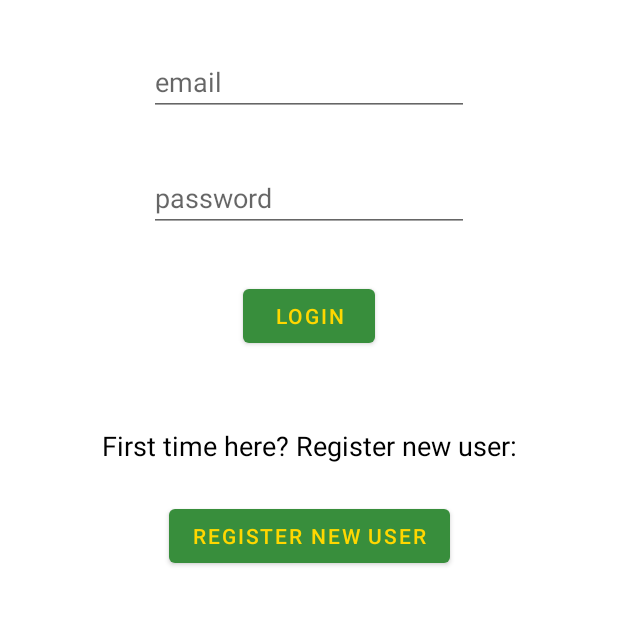
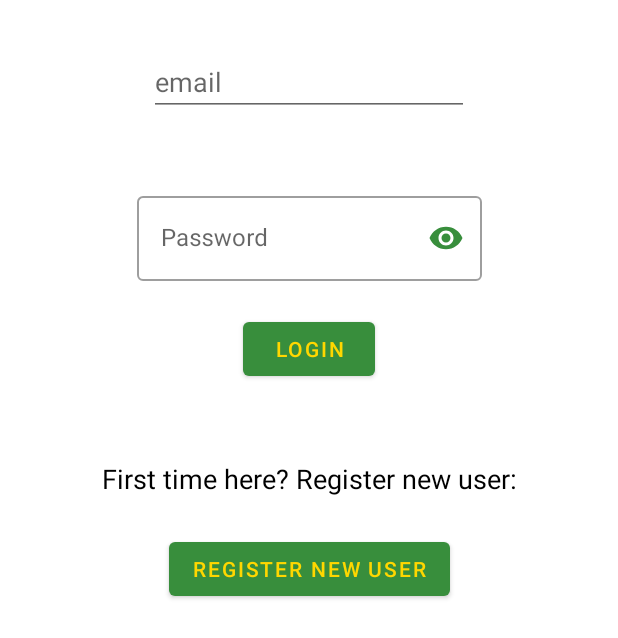
Before and after one commit to Zywczas/Let-s_Share, an Android app: the screen it shows after launch (MainActivity), on a phone screen of 412 x 824 dp. Shown: the top 638 px of the screen. Run offline under Robolectric (Android 15) with nearby library versions, the phone set to English and light mode, and no system bars; our stand-ins replace Dagger/Hilt's generated code, Firebase (no records; nobody signed in at launch, a user with empty details on screens opened directly), data binding; 1 statement that could not run was skipped.

Commit message:
new password edittext layout

```diff
--- a/app/build.gradle
+++ b/app/build.gradle
@@ -63,6 +63,8 @@ dependencies {
     androidTestImplementation 'androidx.test.ext:junit:1.1.2'
     androidTestImplementation 'androidx.test.espresso:espresso-core:3.3.0'
 
+    //recyclerview 1.2.0 - dla stabilnego concat adapter todo
+
     //firebase
     implementation platform('com.google.firebase:firebase-bom:26.5.0')
     implementation 'com.google.firebase:firebase-analytics-ktx'
--- a/app/src/main/res/layout/fragment_login.xml
+++ b/app/src/main/res/layout/fragment_login.xml
@@ -37,29 +37,16 @@
             app:layout_constraintStart_toStartOf="parent"
             app:layout_constraintTop_toTopOf="parent" />
 
-        <EditText
-            android:id="@+id/password"
-            android:layout_width="wrap_content"
-            android:layout_height="wrap_content"
-            android:layout_marginTop="32dp"
-            android:ems="10"
-            android:hint="password"
-            android:inputType="textPassword"
-            app:layout_constraintEnd_toEndOf="parent"
-            app:layout_constraintHorizontal_bias="0.5"
-            app:layout_constraintStart_toStartOf="parent"
-            app:layout_constraintTop_toBottomOf="@+id/email" />
-
         <Button
             android:id="@+id/login"
             android:layout_width="wrap_content"
             android:layout_height="wrap_content"
-            android:layout_marginTop="32dp"
+            android:layout_marginTop="21dp"
             android:text="Login"
             app:layout_constraintEnd_toEndOf="parent"
             app:layout_constraintHorizontal_bias="0.5"
             app:layout_constraintStart_toStartOf="parent"
-            app:layout_constraintTop_toBottomOf="@+id/password" />
+            app:layout_constraintTop_toBottomOf="@+id/passwordFrame" />
 
         <TextView
             android:id="@+id/textView"
@@ -74,6 +61,7 @@
             app:layout_constraintTop_toBottomOf="@+id/login" />
 
         <ProgressBar
+            android:id="@+id/progressBar2"
             style="?android:attr/progressBarStyle"
             android:layout_width="wrap_content"
             android:layout_height="wrap_content"
@@ -85,5 +73,27 @@
             app:layout_constraintTop_toBottomOf="@+id/email"
             tools:visibility="visible" />
 
+        <com.google.android.material.textfield.TextInputLayout
+            android:id="@+id/passwordFrame"
+            style="@style/Widget.MaterialComponents.TextInputLayout.OutlinedBox"
+            android:layout_width="230dp"
+            android:layout_height="wrap_content"
+            android:layout_marginTop="48dp"
+            app:boxBackgroundMode="outline"
+            app:endIconMode="password_toggle"
+            app:endIconTint="@color/myColorPrimary"
+            app:layout_constraintEnd_toEndOf="parent"
+            app:layout_constraintStart_toStartOf="parent"
+            app:layout_constraintTop_toBottomOf="@+id/email"
+            app:passwordToggleTint="@color/myColorPrimary">
+
+            <com.google.android.material.textfield.TextInputEditText
+                android:id="@+id/password"
+                android:layout_width="match_parent"
+                android:layout_height="wrap_content"
+                android:hint="Password"
+                android:inputType="textPassword" />
+        </com.google.android.material.textfield.TextInputLayout>
+
     </androidx.constraintlayout.widget.ConstraintLayout>
 </layout>
```
